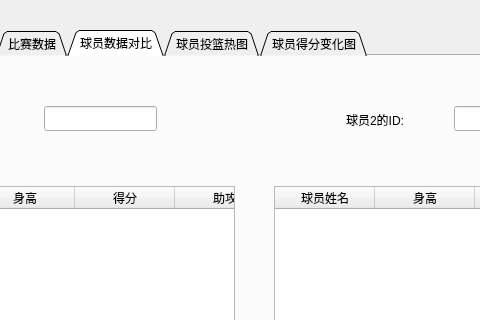
Old version of the form venv/main.ui in the repository pickerxxr/Database_project_5012; both pictures show x 408 to 888 and y 0 to 320 of the 1112 by 789 pixel window.
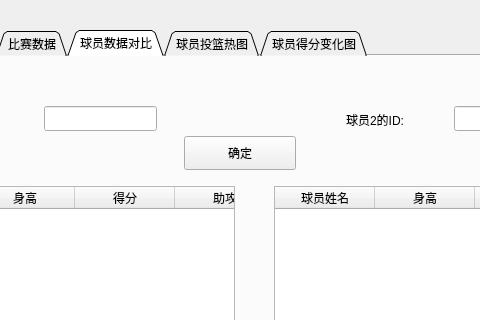
New version of the form. The open tabs and pages were chosen to show the change. Icons and pictures are not drawn.

Diff of the .ui file:
```diff
--- a/venv/main.ui
+++ b/venv/main.ui
@@ -2208,6 +2208,19 @@
       </property>
      </column>
     </widget>
+    <widget class="QPushButton" name="cmpare_confirm_pushbutton">
+     <property name="geometry">
+      <rect>
+       <x>330</x>
+       <y>80</y>
+       <width>112</width>
+       <height>34</height>
+      </rect>
+     </property>
+     <property name="text">
+      <string>确定</string>
+     </property>
+    </widget>
    </widget>
    <widget class="QWidget" name="heatmap_tab">
     <attribute name="title">
```
Left out of the diff: 47 changed lines with no effect on the pictures.
